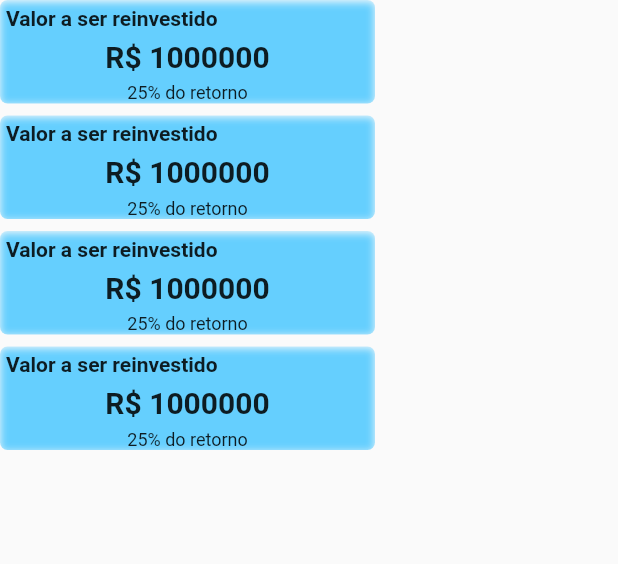
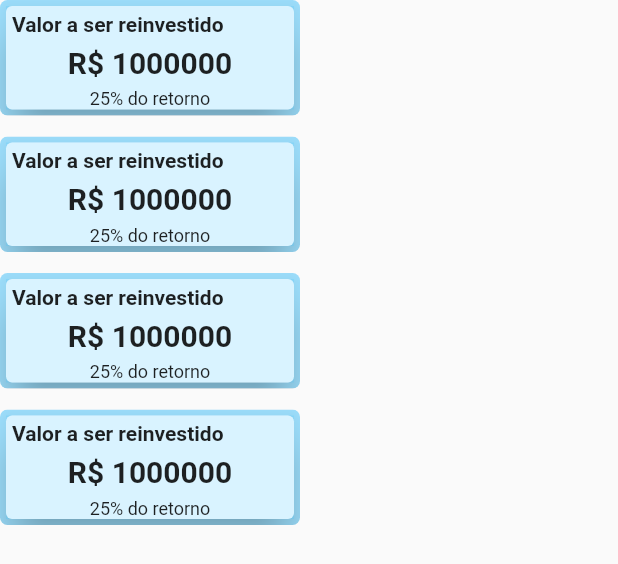
Before and after one commit to AlanwMelo/controle_carteiras, a Flutter app: the Resume widget shown alone on an empty page, opened directly, on a phone screen of 412 x 824 dp. Shown: the top 564 px of the screen. Run offline on Flutter 3.47's test engine with Material 2 defaults, Android fonts, the phone set to English and light mode, and no system bars.

Commit message:
novo layout

```diff
--- a/lib/main.dart
+++ b/lib/main.dart
@@ -41,7 +41,7 @@ class _MyHomePageState extends State<MyHomePage> {
   @override
   Widget build(BuildContext context) {
     return Scaffold(
-      backgroundColor: Colors.black.withOpacity(0.6),
+      backgroundColor: Colors.blueGrey.withOpacity(0.2),
       appBar: AppBar(
         centerTitle: true,
         title: Text(widget.title),
--- /dev/null
+++ b/lib/presentation/container.dart
@@ -0,0 +1,24 @@
+import 'package:flutter/cupertino.dart';
+import 'package:flutter/material.dart';
+
+class BeautifulContainer extends StatelessWidget {
+  final Color color;
+  final Widget child;
+
+  const BeautifulContainer(
+      {super.key, required this.color, required this.child});
+
+  @override
+  Widget build(BuildContext context) {
+    return ClipRRect(
+      borderRadius: BorderRadius.circular(5.0),
+      child: Container(
+        color: Colors.lightBlueAccent.withOpacity(0.5),
+        child: Card(
+          elevation: 12,
+          child: child,
+        ),
+      ),
+    );
+  }
+}
--- a/lib/presentation/openMonth/resume.dart
+++ b/lib/presentation/openMonth/resume.dart
@@ -1,3 +1,4 @@
+import 'package:controle_carteiras/presentation/container.dart';
 import 'package:flutter/cupertino.dart';
 import 'package:flutter/material.dart';
 
@@ -11,8 +12,9 @@ class Resume extends StatefulWidget {
 class _ResumeState extends State<Resume> {
   @override
   Widget build(BuildContext context) {
-    return Container(
-      height: 300,
+    return SizedBox(
+      width: 200,
+      height: 350,
       child: Column(
         mainAxisAlignment: MainAxisAlignment.spaceBetween,
         children: [
@@ -27,19 +29,10 @@ class _ResumeState extends State<Resume> {
 
   _resumeContainer() {
     Widget sizedBox = const SizedBox(height: 6);
-    return ClipRRect(
-      borderRadius: BorderRadius.circular(5.0),
+    return BeautifulContainer(
+      color: Colors.lightBlueAccent.withOpacity(0.5),
       child: Container(
-        decoration: BoxDecoration(
-          boxShadow: [
-            BoxShadow(
-              color: Colors.lightBlueAccent.withOpacity(0.8),
-              offset: Offset(0.0, 1.0), //(x,y)
-              blurRadius: 4.0,
-            ),
-          ],
-        ),
-        width: 250,
+        color: Colors.lightBlueAccent.withOpacity(0.2),
         child: Column(
           mainAxisSize: MainAxisSize.min,
           children: [
```
Also changed, not shown: lib/presentation/openMonth/FIIReserva.dart (+4 -13 lines), lib/presentation/openMonth/openMonth.dart (+10 -1 lines), lib/presentation/openMonth/stockList.dart (+4 -12 lines).
